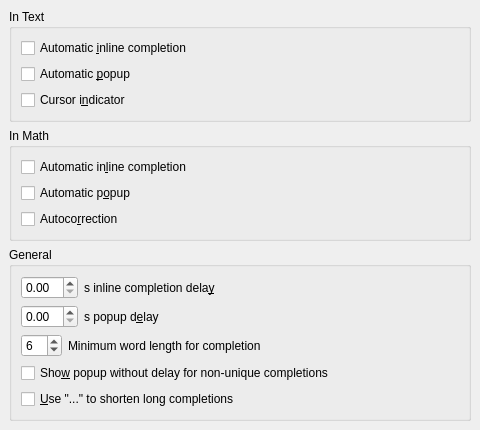
cburschka/lyx, file src/frontends/qt4/ui/PrefCompletionUi.ui: the form before one commit.
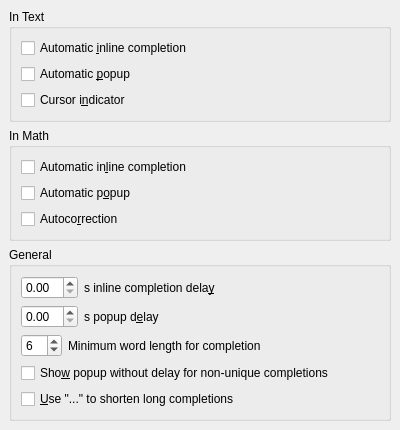
The form after the commit.

Commit message: PrefsUi: Remove unneeded widths

The edit to the form file:
```diff
--- a/src/frontends/qt4/ui/PrefCompletionUi.ui
+++ b/src/frontends/qt4/ui/PrefCompletionUi.ui
@@ -5,7 +5,7 @@
    <rect>
     <x>0</x>
     <y>0</y>
-    <width>480</width>
+    <width>400</width>
     <height>404</height>
    </rect>
   </property>
@@ -301,7 +301,7 @@
      </property>
      <property name="sizeHint" >
       <size>
-       <width>462</width>
+       <width>0</width>
        <height>16</height>
       </size>
      </property>
```
The commit also changes 3 other files.
